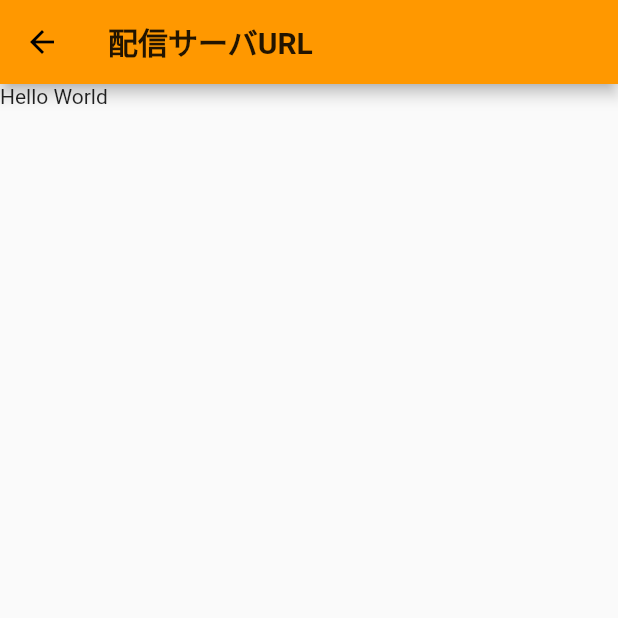
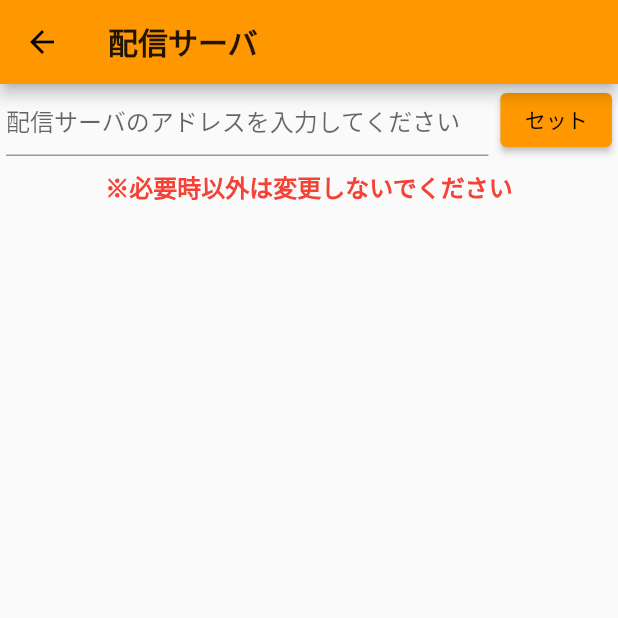
Before and after one commit to Yuta1004/ShirasunaKondateV4, a Flutter app: the SetServerURLPage screen opened by its route, on a phone screen of 412 x 824 dp, the top half of it. Run offline on Flutter 3.47's test engine with Material 2 defaults, Android fonts, the phone set to English and light mode, and no system bars; our stand-ins replace flutter_spinkit, settings_ui, shared_preferences, sprintf, sqflite, tuple; missing offline and left inert: day_night_time_picker, grpc, marquee_widget, protobuf; accounts and stored records are empty; statements that could not run were skipped.

Commit message:
[add](app) 配信サーバのアドレスを設定するUIを作った
ほぼ検索画面からの流用

```diff
--- a/app/lib/pages/settings_page/set_server_url_page.dart
+++ b/app/lib/pages/settings_page/set_server_url_page.dart
@@ -1,4 +1,5 @@
 import "package:flutter/material.dart";
+import "package:flutter_spinkit/flutter_spinkit.dart";
 
 class SetServerURLPage extends StatefulWidget {
     @override
@@ -6,16 +7,89 @@ class SetServerURLPage extends StatefulWidget {
 }
 
 class _SetServerURLPageState extends State<SetServerURLPage> {
+    bool _nowLoading = false;
+    final _formKey = GlobalKey<FormState>();
+    TextEditingController _urlController = TextEditingController();
+
     @override
     Widget build(BuildContext context) {
         return Scaffold(
             appBar: AppBar(
                 title: Text(
-                    "配信サーバURL",
+                    "配信サーバ",
                     style: TextStyle(fontWeight: FontWeight.bold)
                 ),
             ),
-            body: Text("Hello World"),
+            body: Stack(
+                children: <Widget>[
+                    Column(
+                        children: <Widget>[
+                            Form(
+                                key: _formKey,
+                                child: Row(
+                                    children: <Widget>[
+                                        Expanded(
+                                            flex: 8,
+                                            child: Padding(
+                                                padding: EdgeInsets.symmetric(horizontal: 4),
+                                                child: TextFormField(
+                                                    controller: _urlController,
+                                                    decoration: InputDecoration(
+                                                        hintText: "配信サーバのアドレスを入力してください",
+                                                    ),
+                                                    validator: (String? value) {
+                                                        if(value == null || value.isEmpty || Uri.parse(value).isAbsolute) {
+                                                            return "正しいURL形式ではありません";
+                                                        } else if(false) {
+                                                            return "接続チェックに失敗しました";
+                                                        }
+                                                        return null;
+                                                    },
+                                                ),
+                                            ),
+                                        ),
+                                        Expanded(
+                                            flex: 2,
+                                            child: Padding(
+                                                padding: EdgeInsets.symmetric(horizontal: 4),
+                                                child: ElevatedButton(
+                                                    child: Text("セット"),
+                                                    style: ElevatedButton.styleFrom(
+                                                        primary: Colors.orange,
+                                                    ),
+                                                    onPressed: () {
+                                                        if(_formKey.currentState != null && _formKey.currentState!.validate() && !_nowLoading) {
+                                                            print(_urlController.text);
+                                                        }
+                                                    },
+                                                ),
+                                            ),
+                                        ),
+                                    ],
+                                ),
+                            ),
+                            Padding(
+                                padding: EdgeInsets.symmetric(vertical: 8),
+                                child: Text(
+                                    "※必要時以外は変更しないでください",
+                                    style: TextStyle(
+                                        color: Colors.red,
+                                        fontWeight: FontWeight.bold,
+                                        fontSize: 16,
+                                    ),
+                                ),
+                            ),
+                        ],
+                    ),
+                    Visibility(
+                        visible: _nowLoading,
+                        child: SpinKitCircle(
+                            color: Colors.orange,
+                            size: 100.0,
+                        ),
+                    ),
+                ],
+            ),
         );
     }
 }
```
